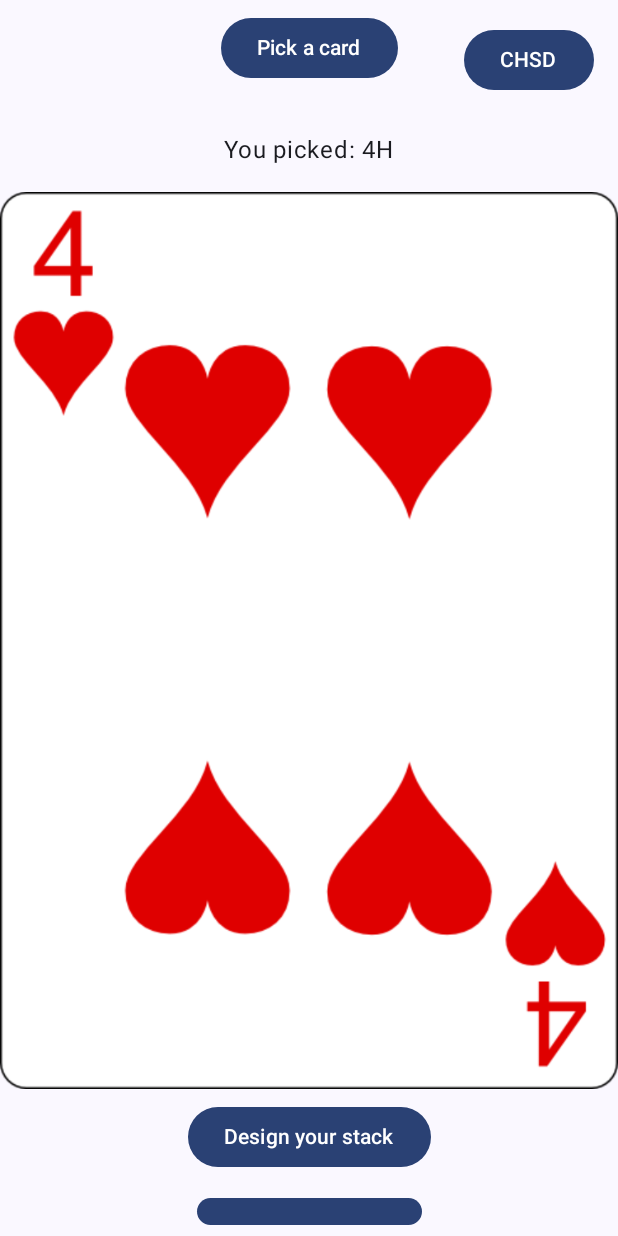
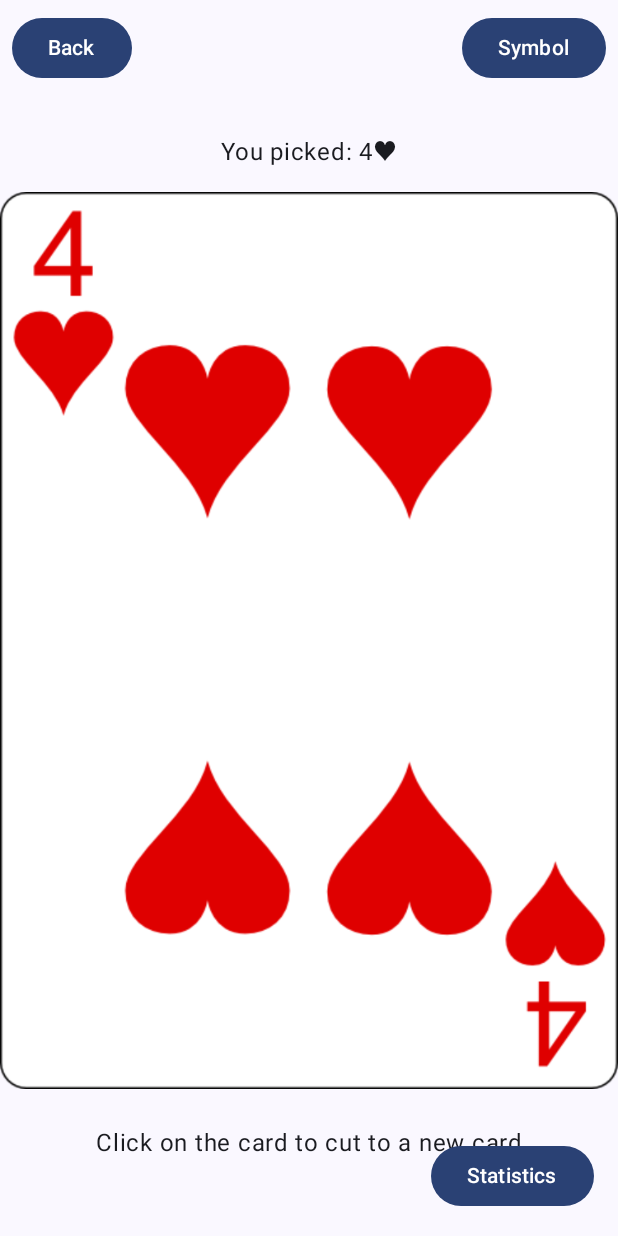
Before and after one commit to eisnan/magikit, an Android app built with Jetpack Compose: the screen it shows after launch (MainActivity), after a tap on "Pick a card", on a phone screen of 412 x 824 dp. Run offline under Robolectric (Android 15) with nearby library versions, the phone set to English and light mode, and no system bars.

Commit message:
Redesign pickacard option and add statistics

```diff
--- a/app/src/main/java/com/magikit/MainActivity.kt
+++ b/app/src/main/java/com/magikit/MainActivity.kt
@@ -5,6 +5,7 @@ import androidx.activity.ComponentActivity
 import androidx.activity.compose.setContent
 import androidx.activity.enableEdgeToEdge
 import androidx.compose.foundation.Image
+import androidx.compose.foundation.clickable
 import androidx.compose.foundation.layout.Arrangement
 import androidx.compose.foundation.layout.Box
 import androidx.compose.foundation.layout.Column
@@ -15,7 +16,9 @@ import androidx.compose.foundation.layout.padding
 import androidx.compose.foundation.layout.size
 import androidx.compose.foundation.lazy.grid.GridCells
 import androidx.compose.foundation.lazy.grid.LazyVerticalGrid
+import androidx.compose.foundation.lazy.grid.items
 import androidx.compose.foundation.lazy.grid.itemsIndexed
+import androidx.compose.foundation.lazy.items
 import androidx.compose.material3.Button
 import androidx.compose.material3.DropdownMenu
 import androidx.compose.material3.DropdownMenuItem
@@ -31,12 +34,23 @@ import androidx.compose.ui.Alignment
 import androidx.compose.ui.Modifier
 import androidx.compose.ui.res.painterResource
 import androidx.compose.ui.unit.dp
+import androidx.compose.ui.unit.sp
 import androidx.navigation.compose.NavHost
 import androidx.navigation.compose.composable
 import androidx.navigation.compose.rememberNavController
+import androidx.navigation.NavType
+import androidx.navigation.navArgument
 import com.magikit.ui.theme.MagikitTheme
 
 enum class NotationType { CHSD, SYMBOL }
+
+object CardSelectionHistory {
+    private val _history = mutableListOf<String>()
+    val history: List<String> get() = _history
+    fun add(cardCode: String) {
+        _history.add(cardCode)
+    }
+}
 
 class MainActivity : ComponentActivity() {
     override fun onCreate(savedInstanceState: Bundle?) {
@@ -53,11 +67,23 @@ class MainActivity : ComponentActivity() {
                     ) {
                         composable("main") {
                             MainMenu(
-                                onShowAllCards = { navController.navigate("all_cards") }
+                                onShowAllCards = { navController.navigate("all_cards") },
+                                onPickCard = { cardCode -> navController.navigate("picked_card/$cardCode") },
+                                onShowStatistics = { navController.navigate("statistics") }
                             )
                         }
                         composable("all_cards") {
                             AllCardsScreen(onBack = { navController.popBackStack() })
+                        }
+                        composable(
+                            "picked_card/{cardCode}",
+                            arguments = listOf(navArgument("cardCode") { type = NavType.StringType })
+                        ) { backStackEntry ->
+                            val cardCode = backStackEntry.arguments?.getString("cardCode")
+                            PickedCardScreen(cardCode = cardCode, onBack = { navController.popBackStack() }, onShowStatistics = { navController.navigate("statistics") })
+                        }
+                        composable("statistics") {
+                            StatisticsScreen(onBack = { navController.popBackStack() })
                         }
                     }
                 }
@@ -67,46 +93,15 @@ class MainActivity : ComponentActivity() {
 }
 
 @Composable
-fun MainMenu(modifier: Modifier = Modifier, onShowAllCards: () -> Unit = {}) {
+fun MainMenu(
+    modifier: Modifier = Modifier,
+    onShowAllCards: () -> Unit = {},
+    onPickCard: (String) -> Unit = {},
+    onShowStatistics: () -> Unit = {}
+) {
     val deck = remember { Deck() }
-    var selectedCard by remember { mutableStateOf<Card?>(null) }
-    var notation by remember { mutableStateOf(NotationType.CHSD) }
-    val notationOptions = listOf(NotationType.CHSD, NotationType.SYMBOL)
-    var expanded by remember { mutableStateOf(false) }
 
     Box(modifier = modifier.fillMaxSize()) {
-        // Dropdown at top right
-        Box(modifier = Modifier
-            .align(Alignment.TopEnd)
-            .padding(16.dp)) {
-            Button(onClick = { expanded = true }) {
-                Text(
-                    when (notation) {
-                        NotationType.CHSD -> "CHSD"
-                        NotationType.SYMBOL -> "Symbol"
-                    }
-                )
-            }
-            DropdownMenu(expanded = expanded, onDismissRequest = { expanded = false }) {
-                notationOptions.forEach { option ->
-                    DropdownMenuItem(
-                        text = {
-                            Text(
-                                when (option) {
-                                    NotationType.CHSD -> "CHSD"
-                                    NotationType.SYMBOL -> "Symbol"
-                                }
-                            )
-                        },
-                        onClick = {
-                            notation = option
-                            expanded = false
-                        }
-                    )
-                }
-            }
-        }
-        // Main content
         Column(
             modifier = Modifier.align(Alignment.Center),
             verticalArrangement = Arrangement.Center,
@@ -114,23 +109,13 @@ fun MainMenu(modifier: Modifier = Modifier, onShowAllCards: () -> Unit = {}) {
         ) {
             Button(
                 onClick = {
-                    selectedCard = deck.pickRandomCard()
+                    val card = deck.pickRandomCard()
+                    CardSelectionHistory.add(card.code)
+                    onPickCard(card.code)
                 },
                 modifier = Modifier.padding(8.dp)
             ) {
                 Text("Pick a card")
-            }
-            if (selectedCard != null) {
-                val displayCard = when (notation) {
-                    NotationType.CHSD -> selectedCard!!.code
-                    NotationType.SYMBOL -> Deck.toSymbol(selectedCard!!)
-                }
-                Text("You picked: $displayCard", modifier = Modifier.padding(top = 24.dp))
-                Image(
-                    painter = painterResource(id = selectedCard!!.drawableRes),
-                    contentDescription = displayCard,
-                    modifier = Modifier.padding(top = 16.dp)
-                )
             }
             Button(onClick = { onShowAllCards() }, modifier = Modifier.padding(8.dp)) {
                 Text("Design your stack")
@@ -139,7 +124,70 @@ fun MainMenu(modifier: Modifier = Modifier, onShowAllCards: () -> Unit = {}) {
                 Text("Train your stack")
             }
         }
+    }
+}
 
+@Composable
+fun PickedCardScreen(cardCode: String?, onBack: () -> Unit, onShowStatistics: () -> Unit) {
+    val deck = remember { Deck() }
+    var currentCardCode by remember { mutableStateOf(cardCode) }
+    var notation by remember { mutableStateOf(NotationType.SYMBOL) }
+    val card = Card.entries.find { it.code == currentCardCode }
+    val displayCard = card?.let {
+        when (notation) {
+            NotationType.CHSD -> it.code
+            NotationType.SYMBOL -> Deck.toSymbol(it)
+        }
+    } ?: "Unknown"
+
+    Box(modifier = Modifier.fillMaxSize()) {
+        Column(modifier = Modifier.fillMaxSize()) {
+            Row(modifier = Modifier.fillMaxWidth(), horizontalArrangement = Arrangement.SpaceBetween) {
+                Button(onClick = onBack, modifier = Modifier.padding(8.dp)) {
+                    Text("Back")
+                }
+                Button(onClick = {
+                    notation = if (notation == NotationType.CHSD) NotationType.SYMBOL else NotationType.CHSD
+                }, modifier = Modifier.padding(8.dp)) {
+                    Text(
+                        when (notation) {
+                            NotationType.CHSD -> "CHSD"
+                            NotationType.SYMBOL -> "Symbol"
+                        }
+                    )
+                }
+            }
+            Column(modifier = Modifier.fillMaxWidth(), horizontalAlignment = Alignment.CenterHorizontally) {
+                if (card != null) {
+                    Column(
+                        horizontalAlignment = Alignment.CenterHorizontally,
+                        modifier = Modifier.clickable {
+                            val newCard = deck.pickRandomCard()
+                            CardSelectionHistory.add(newCard.code)
+                            currentCardCode = newCard.code
+                        }
+                    ) {
+                        Text("You picked: $displayCard", modifier = Modifier.padding(top = 24.dp))
+                        Image(
+                            painter = painterResource(id = card.drawableRes),
+                            contentDescription = displayCard,
+                            modifier = Modifier.padding(top = 16.dp)
+                        )
+                        Text("Click on the card to cut to a new card", modifier = Modifier.padding(top = 24.dp))
+                    }
+                } else {
+                    Text("Card not found", modifier = Modifier.padding(24.dp))
+                }
+            }
+        }
+        Button(
+            onClick = onShowStatistics,
+            modifier = Modifier
+                .align(Alignment.BottomEnd)
+                .padding(16.dp)
+        ) {
+            Text("Statistics")
+        }
     }
 }
 
@@ -192,3 +240,59 @@ fun AllCardsScreen(onBack: () -> Unit) {
         }
     }
 }
+
+@Composable
+fun StatisticsScreen(onBack: () -> Unit) {
+    var isBackPressed by remember { mutableStateOf(false) }
+    // Count occurrences of each card code
+    val cardCounts = remember {
+        CardSelectionHistory.history.groupingBy { it }.eachCount()
+    }
+    val cardsWithCounts = Card.entries.map { card ->
+        card to (cardCounts[card.code] ?: 0)
+    }.filter { it.second > 0 }
+    Column(
+        modifier = Modifier.fillMaxSize(),
+        horizontalAlignment = Alignment.CenterHorizontally
+    ) {
+        Text("Statistics", modifier = Modifier.padding(bottom = 16.dp))
+        if (cardsWithCounts.isEmpty()) {
+            Text("No cards have been picked yet.")
+        } else {
+            LazyVerticalGrid(
+                columns = GridCells.Fixed(2),
+                modifier = Modifier.weight(1f).padding(horizontal = 2.dp),
+                verticalArrangement = Arrangement.spacedBy(2.dp),
+                horizontalArrangement = Arrangement.spacedBy(2.dp)
+            ) {
+                items(cardsWithCounts.sortedByDescending { it.second }) { (card, count) ->
+                    Column(
+                        horizontalAlignment = Alignment.CenterHorizontally,
+                        modifier = Modifier.padding(8.dp)
+                    ) {
+                        Text(
+                            text = Deck.toSymbol(card),
+                            modifier = Modifier.padding(top = 4.dp),
+                            fontSize = 35.sp
+                        )
+                        Text(
+                            text = "$count times",
+                            modifier = Modifier.padding(top = 2.dp),
+                            fontSize = 35.sp
+                        )
+                    }
+                }
+            }
+        }
+        Button(
+            onClick = {
+                isBackPressed = true
+                onBack()
+            },
+            enabled = !isBackPressed,
+            modifier = Modifier.padding(top = 16.dp)
+        ) {
+            Text("Back")
+        }
+    }
+}
```
